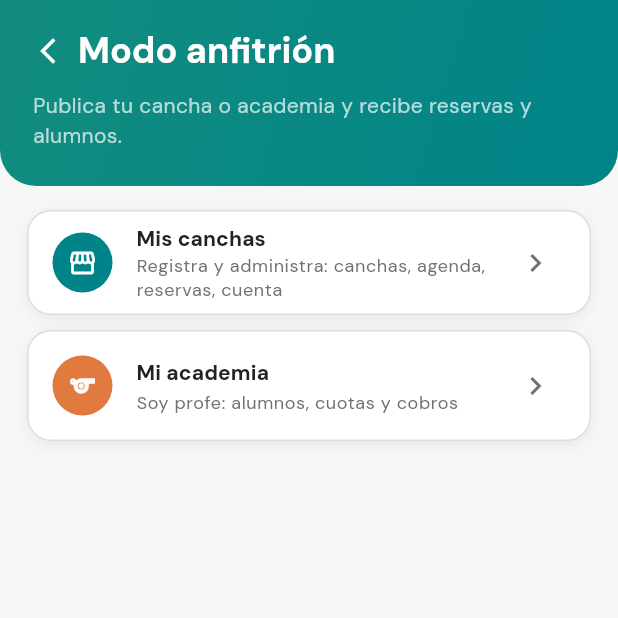
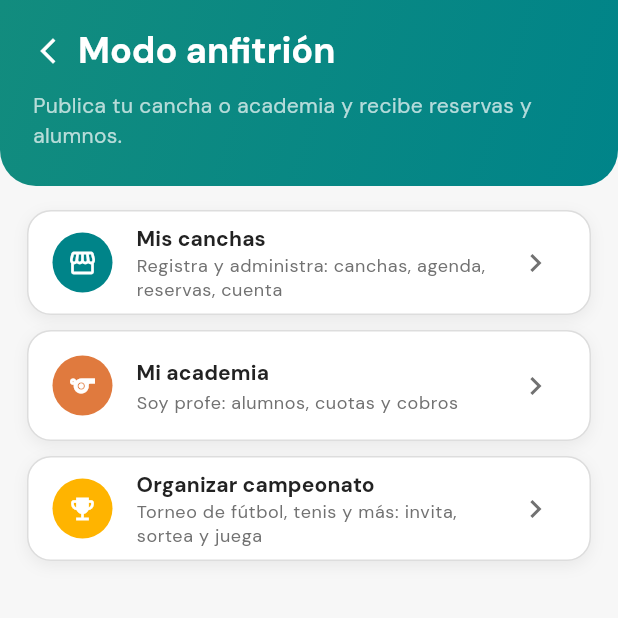
Before and after one commit to dcalagua/canchas-app-lima, a Flutter app: the AnfitrionScreen screen opened directly, on a phone screen of 412 x 824 dp, the top half of it. Run offline on Flutter 3.47's test engine with Material 3 defaults, Android fonts, the phone set to English and light mode, and no system bars; our stand-ins replace audioplayers, firebase_core, firebase_messaging, font_awesome_flutter, geocoding, geolocator and 8 more; missing offline and left inert: record; accounts and stored records are empty.

Commit message:
Campeonatos Fase 1: cronograma + DNI/edad opcional + organizar como cualquier usuario; y fix de emojis de deporte recortados
Fase 1 campeonatos:
- Modelo Campeonato: inscripcionHasta (cierre), inicio, relampago, exigeDni,
  edadMin/edadMax (categorias Sub-N). crearCampeonato acepta todo.
- Crear campeonato: cronograma (cierre de inscripciones, relampago), y seccion
  de Verificacion (exigir DNI + rango de edad). academiaId opcional.
- Modo anfitrion: nuevo acceso "Organizar campeonato" para cualquier usuario.
- Backend: el DNI ahora devuelve fecha_nacimiento (para calcular la edad real
  en categorias). 199 tests pasan.

Fix UI: el emoji de deporte iba en avatar: del ChoiceChip y se RECORTABA; ahora
va inline en el label ('emoji  Deporte') en todos los selectores.

Co-Authored-By: Claude Opus 4.8 (1M context) <noreply@anthropic.com>
Claude-Session: https://claude.ai/code/session_017fg7ijXuZRX6jvFjZELf83

```diff
--- a/lib/models/campeonato.dart
+++ b/lib/models/campeonato.dart
@@ -160,6 +160,21 @@ class Campeonato {
   final bool cerrado;
   /// Moneda del costo de inscripción, congelada al crear ('' = 'S/', Perú).
   final String moneda;
+  // ── Cronograma (Fase 1) ──────────────────────────────────────────────────
+  /// Cierre de inscripciones: al llegar, se sortea el fixture. null = sin plazo.
+  final DateTime? inscripcionHasta;
+  /// Inicio del campeonato (primera fecha de juego). null = sin definir.
+  final DateTime? inicio;
+  /// Relámpago = todo en un día; false = por varias fechas.
+  final bool relampago;
+  // ── Verificación por DNI (opcional del organizador) ──────────────────────
+  /// Exige DNI para inscribirse: valida identidad y calcula la EDAD real (evita
+  /// que alguien se haga pasar por otra edad en categorías Sub-N).
+  final bool exigeDni;
+  /// Rango de edad de la categoría (para validar con la edad del DNI). null =
+  /// sin tope. Ej.: Sub-30 → edadMax=30; Máster 35+ → edadMin=35.
+  final int? edadMin;
+  final int? edadMax;
 
   const Campeonato({
     required this.id,
@@ -178,7 +193,17 @@ class Campeonato {
     this.partidos = const [],
     this.cerrado = false,
     this.moneda = '',
+    this.inscripcionHasta,
+    this.inicio,
+    this.relampago = false,
+    this.exigeDni = false,
+    this.edadMin,
+    this.edadMax,
   });
+
+  /// ¿Las inscripciones ya cerraron por fecha? (para auto-sorteo / bloqueo).
+  bool get inscripcionVencida =>
+      inscripcionHasta != null && DateTime.now().isAfter(inscripcionHasta!);
 
   /// Símbolo de moneda del campeonato. La UBICACIÓN de la sede es la fuente de
   /// verdad (un torneo en Lima cobra en S/, aunque el profe abra la app desde
@@ -206,6 +231,12 @@ class Campeonato {
     List<PartidoTorneo>? partidos,
     bool? cerrado,
     String? moneda,
+    DateTime? inscripcionHasta,
+    DateTime? inicio,
+    bool? relampago,
+    bool? exigeDni,
+    int? edadMin,
+    int? edadMax,
   }) =>
       Campeonato(
         id: id,
@@ -224,6 +255,12 @@ class Campeonato {
         partidos: partidos ?? this.partidos,
         cerrado: cerrado ?? this.cerrado,
         moneda: moneda ?? this.moneda,
+        inscripcionHasta: inscripcionHasta ?? this.inscripcionHasta,
+        inicio: inicio ?? this.inicio,
+        relampago: relampago ?? this.relampago,
+        exigeDni: exigeDni ?? this.exigeDni,
+        edadMin: edadMin ?? this.edadMin,
+        edadMax: edadMax ?? this.edadMax,
       );
 
   Participante? participante(String? pid) {
@@ -252,6 +289,13 @@ class Campeonato {
         'partidos': partidos.map((p) => p.toJson()).toList(),
         'cerrado': cerrado,
         'moneda': moneda,
+        if (inscripcionHasta != null)
+          'inscripcionHasta': inscripcionHasta!.toIso8601String(),
+        if (inicio != null) 'inicio': inicio!.toIso8601String(),
+        'relampago': relampago,
+        'exigeDni': exigeDni,
+        if (edadMin != null) 'edadMin': edadMin,
+        if (edadMax != null) 'edadMax': edadMax,
       };
 
   factory Campeonato.fromJson(Map<String, dynamic> j) => Campeonato(
@@ -281,6 +325,16 @@ class Campeonato {
             const [],
         cerrado: (j['cerrado'] ?? false) as bool,
         moneda: (j['moneda'] ?? '') as String,
+        inscripcionHasta: j['inscripcionHasta'] != null
+            ? DateTime.tryParse(j['inscripcionHasta'] as String)
+            : null,
+        inicio: j['inicio'] != null
+            ? DateTime.tryParse(j['inicio'] as String)
+            : null,
+        relampago: (j['relampago'] ?? false) as bool,
+        exigeDni: (j['exigeDni'] ?? false) as bool,
+        edadMin: (j['edadMin'] as num?)?.toInt(),
+        edadMax: (j['edadMax'] as num?)?.toInt(),
       );
 }
 
--- a/lib/screens/academias_screen.dart
+++ b/lib/screens/academias_screen.dart
@@ -206,9 +206,7 @@ class _AcademiasScreenState extends State<AcademiasScreen> {
                   ),
                   for (final d in deportesDisponibles)
                     ChoiceChip(
-                      avatar: Text(emojiDeporte(d),
-                          style: const TextStyle(fontSize: 15)),
-                      label: Text(d.etiqueta),
+                      label: Text('${emojiDeporte(d)}  ${d.etiqueta}'),
                       selected: _filtro == d,
                       onSelected: (_) => setState(() => _filtro = d),
                     ),
--- a/lib/screens/agregar_cancha_screen.dart
+++ b/lib/screens/agregar_cancha_screen.dart
@@ -159,8 +159,7 @@ class _AgregarCanchaScreenState extends State<AgregarCanchaScreen> {
             children: [
               for (final d in deportesActivos)
                 ChoiceChip(
-                  avatar: Text(emojiDeporte(d), style: const TextStyle(fontSize: 15)),
-                  label: Text(d.etiqueta),
+                  label: Text('${emojiDeporte(d)}  ${d.etiqueta}'),
                   selected: _deportes.contains(d),
                   selectedColor: colorDeporte(d),
                   labelStyle: TextStyle(
--- a/lib/screens/anfitrion_screen.dart
+++ b/lib/screens/anfitrion_screen.dart
@@ -3,6 +3,8 @@ import 'package:flutter/material.dart';
 import '../services/growth_service.dart';
 import '../state/app_state.dart';
 import '../theme.dart';
+import 'campeonato_detalle_screen.dart';
+import 'crear_campeonato_screen.dart';
 import 'home_shell.dart';
 import 'login_google_sheet.dart';
 import 'mi_academia_screen.dart';
@@ -36,6 +38,21 @@ class AnfitrionScreen extends StatelessWidget {
     // que Supabase responda (típico tras reinstalar el APK).
     Navigator.of(context).push(
         MaterialPageRoute(builder: (_) => const MiAcademiaScreen()));
+  }
+
+  /// Organizar un campeonato SIN academia (cualquier usuario): crea el torneo
+  /// como organizador independiente y salta a su ficha para invitar/inscribir.
+  Future<void> _organizarCampeonato(BuildContext context) async {
+    if (!await LoginGoogleSheet.mostrar(context,
+        motivo: 'organizar un campeonato')) {
+      return;
+    }
+    if (!context.mounted) return;
+    final c = await Navigator.of(context).push(MaterialPageRoute(
+        builder: (_) => const CrearCampeonatoScreen(academiaId: '')));
+    if (c == null || !context.mounted) return;
+    Navigator.of(context).push(MaterialPageRoute(
+        builder: (_) => CampeonatoDetalleScreen(campeonatoId: c.id)));
   }
 
   @override
@@ -103,6 +120,13 @@ class AnfitrionScreen extends StatelessWidget {
                   subtitle: 'Soy profe: alumnos, cuotas y cobros',
                   onTap: () => _abrirMiAcademia(context),
                 ),
+                _Tile(
+                  icon: Icons.emoji_events,
+                  color: amarillo,
+                  title: 'Organizar campeonato',
+                  subtitle: 'Torneo de fútbol, tenis y más: invita, sortea y juega',
+                  onTap: () => _organizarCampeonato(context),
+                ),
                 if (GrowthService.disponible)
                   _Tile(
                     icon: Icons.verified_user,
--- a/lib/screens/club_detalle_screen.dart
+++ b/lib/screens/club_detalle_screen.dart
@@ -484,8 +484,7 @@ class _ClubDetalleScreenState extends State<ClubDetalleScreen> {
                       children: [
                         for (final d in _cancha.deportesJugables)
                           ChoiceChip(
-                            avatar: Text(emojiDeporte(d), style: const TextStyle(fontSize: 15)),
-                            label: Text(d.etiqueta),
+                            label: Text('${emojiDeporte(d)}  ${d.etiqueta}'),
                             selected: _deporteEfectivo == d,
                             selectedColor: colorDeporte(d),
                             labelStyle: TextStyle(
--- a/lib/screens/crear_academia_screen.dart
+++ b/lib/screens/crear_academia_screen.dart
@@ -949,8 +949,7 @@ class _CrearAcademiaScreenState extends State<CrearAcademiaScreen> {
             children: [
               for (final d in deportesActivos)
                 ChoiceChip(
-                  avatar: Text(emojiDeporte(d), style: const TextStyle(fontSize: 15)),
-                  label: Text(d.etiqueta),
+                  label: Text('${emojiDeporte(d)}  ${d.etiqueta}'),
                   selected: _deporte == d,
                   selectedColor: colorDeporte(d),
                   labelStyle: TextStyle(
--- a/lib/screens/editar_cancha_screen.dart
+++ b/lib/screens/editar_cancha_screen.dart
@@ -508,8 +508,7 @@ class _EditarCanchaScreenState extends State<EditarCanchaScreen> {
             children: [
               for (final d in deportesActivos)
                 ChoiceChip(
-                  avatar: Text(emojiDeporte(d), style: const TextStyle(fontSize: 15)),
-                  label: Text(d.etiqueta),
+                  label: Text('${emojiDeporte(d)}  ${d.etiqueta}'),
                   selected: _deportes.contains(d),
                   selectedColor: colorDeporte(d),
                   labelStyle: TextStyle(
--- a/lib/screens/registrar_cancha_screen.dart
+++ b/lib/screens/registrar_cancha_screen.dart
@@ -660,8 +660,7 @@ class _RegistrarCanchaScreenState extends State<RegistrarCanchaScreen> {
               children: [
                 for (final d in deportesActivos)
                   FilterChip(
-                    avatar: Text(emojiDeporte(d), style: const TextStyle(fontSize: 15)),
-                    label: Text(d.etiqueta),
+                    label: Text('${emojiDeporte(d)}  ${d.etiqueta}'),
                     selected: _deportes.contains(d),
                     selectedColor: colorDeporte(d),
                     checkmarkColor: Colors.white,
--- a/lib/state/app_state.dart
+++ b/lib/state/app_state.dart
@@ -1220,6 +1220,12 @@ class AppState extends ChangeNotifier {
     LatLng? sedeUbicacion,
     String fechas = '',
     double costoInscripcion = 0,
+    DateTime? inscripcionHasta,
+    DateTime? inicio,
+    bool relampago = false,
+    bool exigeDni = false,
+    int? edadMin,
+    int? edadMax,
   }) {
     final c = Campeonato(
       id: 'camp_${DateTime.now().microsecondsSinceEpoch}',
@@ -1233,6 +1239,12 @@ class AppState extends ChangeNotifier {
       sedeUbicacion: sedeUbicacion,
       fechas: fechas,
       costoInscripcion: costoInscripcion,
+      inscripcionHasta: inscripcionHasta,
+      inicio: inicio,
+      relampago: relampago,
+      exigeDni: exigeDni,
+      edadMin: edadMin,
+      edadMax: edadMax,
       // Congela la moneda por el país de la SEDE (no el del dispositivo): un
       // torneo en Lima queda en S/ aunque el profe lo cree desde Bolivia.
       moneda: sedeUbicacion != null
```
Also changed, not shown: lib/screens/crear_campeonato_screen.dart (+92 -3 lines), 1 other file.
